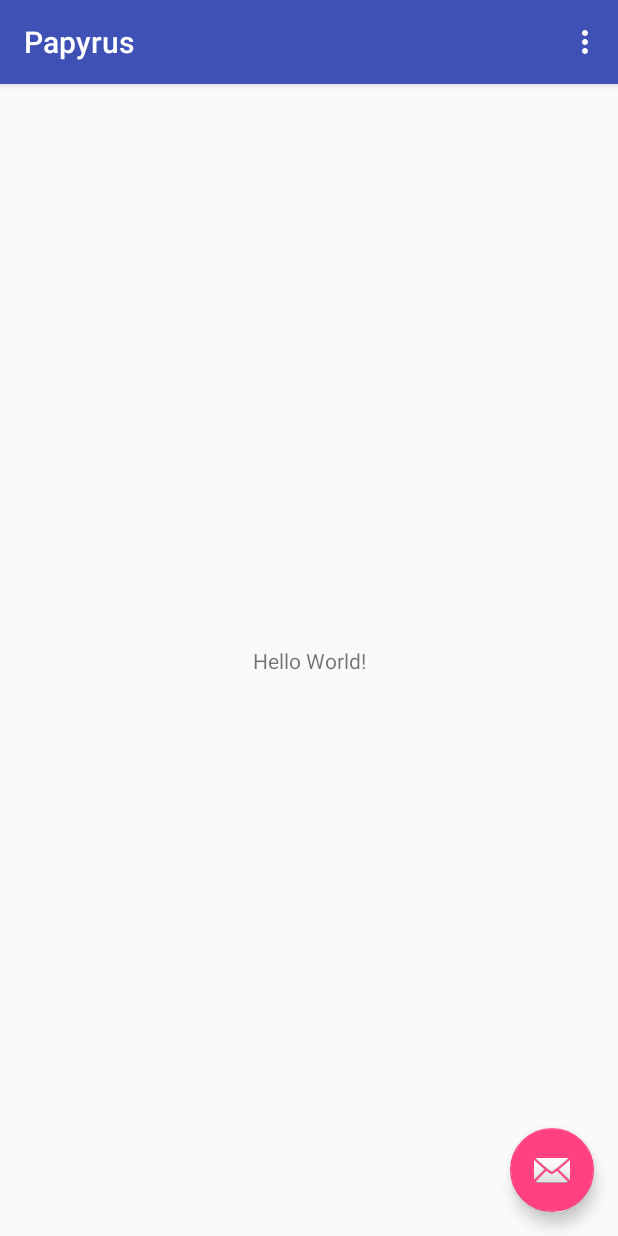
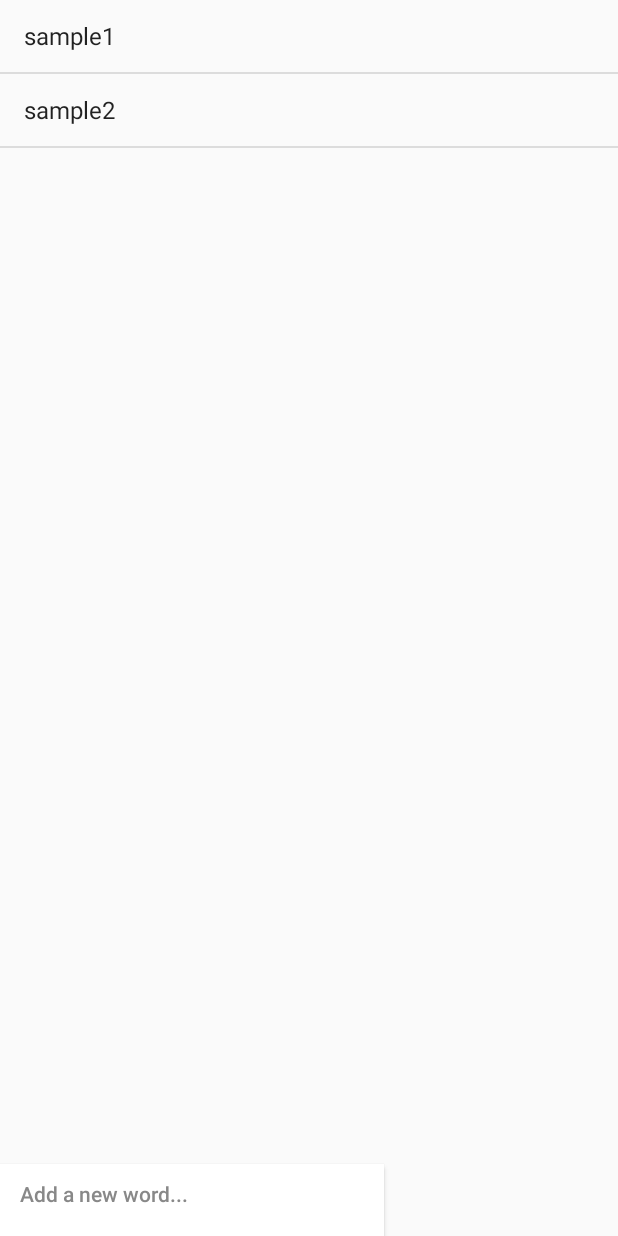
Before and after one commit to papyrus-502/papyrus-502-android, an Android app: the screen it shows after launch (MainActivity), on a phone screen of 412 x 824 dp. Run offline under Robolectric (Android 15) with nearby library versions, the phone set to English and light mode, and no system bars.

Commit message:
static list & raw button

```diff
--- a/app/src/main/AndroidManifest.xml
+++ b/app/src/main/AndroidManifest.xml
@@ -19,6 +19,9 @@
                 <category android:name="android.intent.category.LAUNCHER" />
             </intent-filter>
         </activity>
+        <activity
+            android:name=".addWordActivity"
+            android:label="@string/title_activity_add_word"></activity>
     </application>
 
 </manifest>
--- a/app/src/main/java/com/android/papyrus502/papyrus/MainActivity.java
+++ b/app/src/main/java/com/android/papyrus502/papyrus/MainActivity.java
@@ -1,37 +1,73 @@
 package com.android.papyrus502.papyrus;
 
+import android.graphics.Color;
+import android.graphics.Typeface;
 import android.os.Bundle;
 import android.support.design.widget.FloatingActionButton;
 import android.support.design.widget.Snackbar;
 import android.support.v7.app.AppCompatActivity;
 import android.support.v7.widget.Toolbar;
+import android.text.Layout;
+import android.view.Gravity;
 import android.view.View;
 import android.view.Menu;
 import android.view.MenuItem;
+import android.widget.ListView;
+import android.widget.ArrayAdapter;
+import android.widget.EditText;
+import android.widget.Button;
+import android.widget.TextView;
+import android.widget.Toast;
 
 public class MainActivity extends AppCompatActivity {
+
+    String words[] = new String[]{"sample1","sample2"};
 
     @Override
     protected void onCreate(Bundle savedInstanceState) {
         super.onCreate(savedInstanceState);
         setContentView(R.layout.activity_main);
-        Toolbar toolbar = (Toolbar) findViewById(R.id.toolbar);
-        setSupportActionBar(toolbar);
+        //Toolbar toolbar = (Toolbar) findViewById(R.id.toolbar);
+        //setSupportActionBar(toolbar);
 
-        FloatingActionButton fab = (FloatingActionButton) findViewById(R.id.fab);
+        Button newWordButton = (Button)findViewById(R.id.add_new_word);
+        //newWordEditText.setEnabled(false);
+        //newWordButton.setTypeface(Typeface.DEFAULT_BOLD);
+        newWordButton.setText("    Add a new word...");
+        newWordButton.setAllCaps(false);
+        newWordButton.setGravity(Gravity.START);
+        newWordButton.setTextColor(Color.GRAY);
+        newWordButton.setBackgroundColor(Color.WHITE);
+        newWordButton.setOnClickListener(new View.OnClickListener(){
+            @Override
+            public void onClick(View view) {
+                Toast.makeText(MainActivity.this, "hello", Toast.LENGTH_SHORT).show();
+            }
+        });
+        /*FloatingActionButton fab = (FloatingActionButton) findViewById(R.id.fab);
         fab.setOnClickListener(new View.OnClickListener() {
             @Override
             public void onClick(View view) {
                 Snackbar.make(view, "Replace with your own action", Snackbar.LENGTH_LONG)
                         .setAction("Action", null).show();
             }
-        });
+        });*/
+
+        /*
+        * Add list
+        * */
+        ListView listView = (ListView) findViewById(R.id.list_view);
+
+        final ArrayAdapter<String> listViewAdapter = new ArrayAdapter<String>(this,
+                android.R.layout.simple_list_item_1, android.R.id.text1, words);
+
+        listView.setAdapter(listViewAdapter);
     }
 
     @Override
     public boolean onCreateOptionsMenu(Menu menu) {
         // Inflate the menu; this adds items to the action bar if it is present.
-        getMenuInflater().inflate(R.menu.menu_main, menu);
+        //getMenuInflater().inflate(R.menu.menu_main, menu);
         return true;
     }
 
--- /dev/null
+++ b/app/src/main/java/com/android/papyrus502/papyrus/addWordActivity.java
@@ -0,0 +1,14 @@
+package com.android.papyrus502.papyrus;
+
+import android.os.Bundle;
+import android.app.Activity;
+
+public class addWordActivity extends Activity {
+
+    @Override
+    protected void onCreate(Bundle savedInstanceState) {
+        super.onCreate(savedInstanceState);
+        setContentView(R.layout.activity_add_word);
+    }
+
+}
--- /dev/null
+++ b/app/src/main/res/layout/activity_add_word.xml
@@ -0,0 +1,9 @@
+<?xml version="1.0" encoding="utf-8"?>
+<android.support.constraint.ConstraintLayout xmlns:android="http://schemas.android.com/apk/res/android"
+    xmlns:app="http://schemas.android.com/apk/res-auto"
+    xmlns:tools="http://schemas.android.com/tools"
+    android:layout_width="match_parent"
+    android:layout_height="match_parent"
+    tools:context=".addWordActivity">
+
+</android.support.constraint.ConstraintLayout>
--- a/app/src/main/res/layout/activity_main.xml
+++ b/app/src/main/res/layout/activity_main.xml
@@ -1,5 +1,5 @@
 <?xml version="1.0" encoding="utf-8"?>
-<android.support.design.widget.CoordinatorLayout xmlns:android="http://schemas.android.com/apk/res/android"
+<RelativeLayout xmlns:android="http://schemas.android.com/apk/res/android"
     xmlns:app="http://schemas.android.com/apk/res-auto"
     xmlns:tools="http://schemas.android.com/tools"
     android:layout_width="match_parent"
@@ -11,23 +11,39 @@
         android:layout_height="wrap_content"
         android:theme="@style/AppTheme.AppBarOverlay">
 
-        <android.support.v7.widget.Toolbar
+        <!--<android.support.v7.widget.Toolbar
             android:id="@+id/toolbar"
             android:layout_width="match_parent"
             android:layout_height="?attr/actionBarSize"
             android:background="?attr/colorPrimary"
-            app:popupTheme="@style/AppTheme.PopupOverlay" />
+            app:popupTheme="@style/AppTheme.PopupOverlay" />-->
 
     </android.support.design.widget.AppBarLayout>
 
     <include layout="@layout/content_main" />
 
-    <android.support.design.widget.FloatingActionButton
+    <!--<android.support.design.widget.FloatingActionButton
         android:id="@+id/fab"
         android:layout_width="wrap_content"
         android:layout_height="wrap_content"
-        android:layout_gravity="bottom|end"
-        android:layout_margin="@dimen/fab_margin"
-        app:srcCompat="@android:drawable/ic_dialog_email" />
+        android:layout_alignParentBottom="true"
+        app:srcCompat="@android:drawable/ic_input_add" />-->
+    <Button
+        android:layout_width="256dp"
+        android:layout_height="wrap_content"
+        android:layout_alignParentLeft="true"
+        android:layout_alignParentBottom="true"
+        android:id="@+id/add_new_word" />
+    <!--
+    android:backgroundTint="@android:color/transparent"
+    android:text="@string/add_new_word" -->
 
-</android.support.design.widget.CoordinatorLayout>
+    <!--android:layout_gravity="bottom|end"
+        android:layout_margin="@dimen/fab_margin"-->
+
+    <ListView
+        android:id="@+id/list_view"
+        android:layout_width="match_parent"
+        android:layout_height="match_parent" />
+
+</RelativeLayout>
--- a/app/src/main/res/layout/content_main.xml
+++ b/app/src/main/res/layout/content_main.xml
@@ -1,5 +1,5 @@
 <?xml version="1.0" encoding="utf-8"?>
-<android.support.constraint.ConstraintLayout xmlns:android="http://schemas.android.com/apk/res/android"
+<RelativeLayout xmlns:android="http://schemas.android.com/apk/res/android"
     xmlns:app="http://schemas.android.com/apk/res-auto"
     xmlns:tools="http://schemas.android.com/tools"
     android:layout_width="match_parent"
@@ -8,13 +8,13 @@
     tools:context=".MainActivity"
     tools:showIn="@layout/activity_main">
 
-    <TextView
+    <!-- <TextView
         android:layout_width="wrap_content"
         android:layout_height="wrap_content"
-        android:text="Hello World!"
+        android:text="To add words, click on + button."
         app:layout_constraintBottom_toBottomOf="parent"
         app:layout_constraintLeft_toLeftOf="parent"
         app:layout_constraintRight_toRightOf="parent"
-        app:layout_constraintTop_toTopOf="parent" />
+        app:layout_constraintTop_toTopOf="parent" />-->
 
-</android.support.constraint.ConstraintLayout>
+</RelativeLayout>
--- a/app/src/main/res/values/strings.xml
+++ b/app/src/main/res/values/strings.xml
@@ -1,4 +1,5 @@
 <resources>
     <string name="app_name">Papyrus</string>
     <string name="action_settings">Settings</string>
+    <string name="title_activity_add_word">addWordActivity</string>
 </resources>
--- a/app/src/main/res/values/styles.xml
+++ b/app/src/main/res/values/styles.xml
@@ -1,7 +1,7 @@
 <resources>
 
     <!-- Base application theme. -->
-    <style name="AppTheme" parent="Theme.AppCompat.Light.DarkActionBar">
+    <style name="AppTheme" parent="Base.Theme.AppCompat.Light.DarkActionBar">
         <!-- Customize your theme here. -->
         <item name="colorPrimary">@color/colorPrimary</item>
         <item name="colorPrimaryDark">@color/colorPrimaryDark</item>
```
